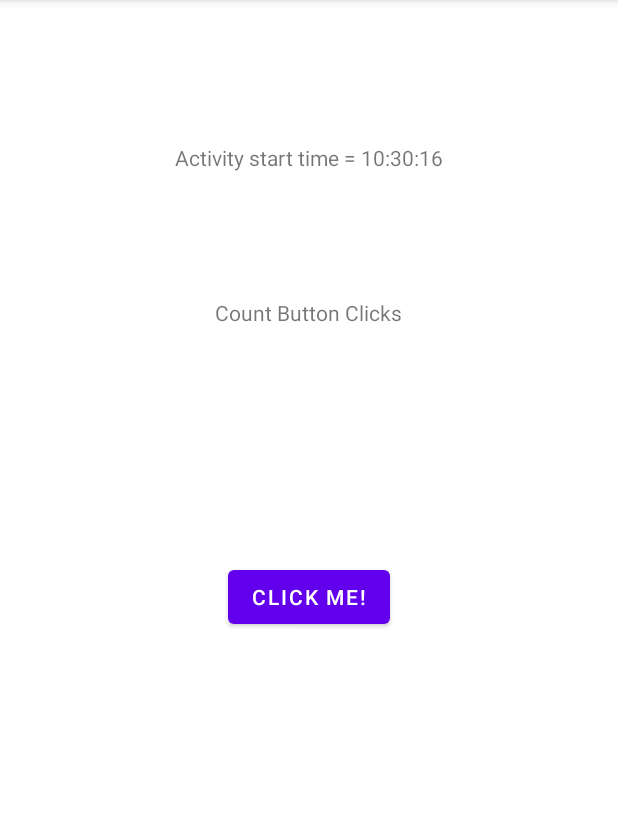
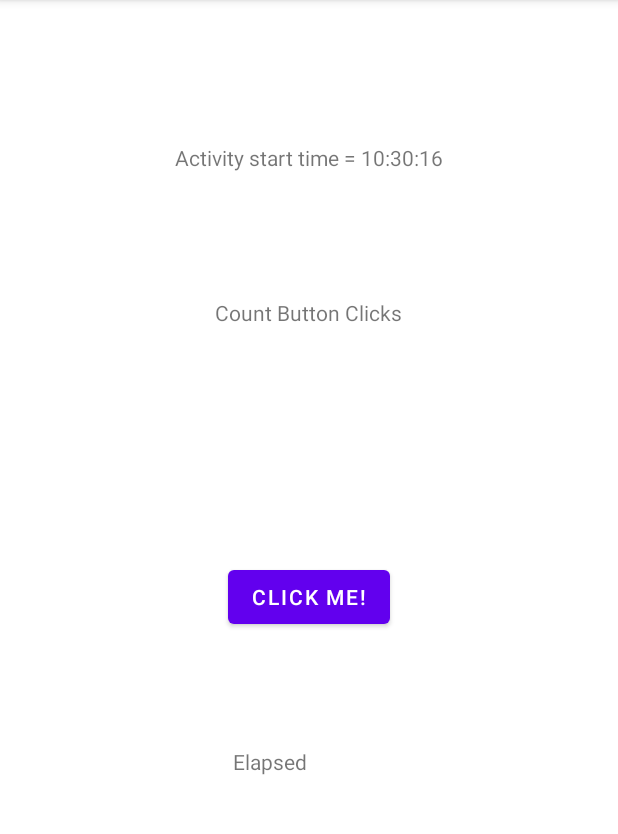
Before and after one commit to dahye828/HelloKotlin, an Android app: the VariableJavaActivity screen opened directly, with no data from a screen before it, on a phone screen of 412 x 824 dp, the part 84-918 px from its top. Run offline under Robolectric (Android 15) with nearby library versions, the phone set to English and light mode, and no system bars.

Commit message:
Time elapsed

```diff
--- a/app/src/main/java/com/example/hellokotlin/VariableJavaActivity.java
+++ b/app/src/main/java/com/example/hellokotlin/VariableJavaActivity.java
@@ -13,9 +13,11 @@ import java.util.Locale;
 public class VariableJavaActivity extends AppCompatActivity {
 
     int clickCount;
-    TextView txtActivityStartTime, txtCountBtnClicks;
+    TextView txtActivityStartTime, txtCountBtnClicks, txtElapsedTime;
     Button btnClickMe;
     final long startTime = System.currentTimeMillis();
+    long elapsedSeconds;
+
 
     @Override
     protected void onCreate(Bundle savedInstanceState) {
@@ -25,6 +27,7 @@ public class VariableJavaActivity extends AppCompatActivity {
         txtActivityStartTime = findViewById(R.id.txtactivityStartTime);
         txtCountBtnClicks = findViewById(R.id.txtCountBtnClicks);
         btnClickMe = findViewById(R.id.btnClickMe);
+        txtElapsedTime = findViewById(R.id.txtElapsedTime);
 
         clickCount = 0;
         //startTime = System.currentTimeMillis();
@@ -34,6 +37,8 @@ public class VariableJavaActivity extends AppCompatActivity {
             public void onClick(View view) {
                 clickCount++;
                 txtCountBtnClicks.setText("Button clicks = " +clickCount);
+                elapsedSeconds = (long) ((System.currentTimeMillis() - startTime) / 1000.0);
+                txtElapsedTime.setText(elapsedSeconds + "seconds elpased");
             }
         });
         String sTimeStamp = new SimpleDateFormat("HH:mm:ss", Locale.KOREA).format(startTime);
--- a/app/src/main/java/com/example/hellokotlin/VariableKotlinActivity.kt
+++ b/app/src/main/java/com/example/hellokotlin/VariableKotlinActivity.kt
@@ -15,6 +15,7 @@ class VariableKotlinActivity : AppCompatActivity() {
         val txtActivityStartTime = findViewById<TextView>(R.id.txtactivityStartTime)
         val txtCountBtnClicks = findViewById<TextView>(R.id.txtCountBtnClicks)
         val btnClickMe = findViewById<Button>(R.id.btnClickMe)
+        val txtElapsedTime = findViewById<TextView>(R.id.txtElapsedTime)
 
         var clickCount = 0
         val startTime = System.currentTimeMillis()
@@ -25,6 +26,9 @@ class VariableKotlinActivity : AppCompatActivity() {
         btnClickMe.setOnClickListener {
             clickCount++
             txtCountBtnClicks.text = "Button clicks = ${clickCount}"
+            var elapsedSeconds : Long = ((System.currentTimeMillis() - startTime)/1000.0).toLong()
+            txtElapsedTime.text = "${elapsedSeconds} seconds elapsed"
+
         }
     }
 }
--- a/app/src/main/res/layout/layout_vairable.xml
+++ b/app/src/main/res/layout/layout_vairable.xml
@@ -36,4 +36,15 @@
         app:layout_constraintStart_toStartOf="parent"
         app:layout_constraintTop_toBottomOf="@+id/txtCountBtnClicks" />
 
+    <TextView
+        android:id="@+id/txtElapsedTime"
+        android:layout_width="100dp"
+        android:layout_height="24dp"
+        android:layout_marginTop="76dp"
+        android:text="Elapsed"
+        app:layout_constraintEnd_toEndOf="parent"
+        app:layout_constraintHorizontal_bias="0.498"
+        app:layout_constraintStart_toStartOf="parent"
+        app:layout_constraintTop_toBottomOf="@+id/btnClickMe" />
+
 </androidx.constraintlayout.widget.ConstraintLayout>
```
